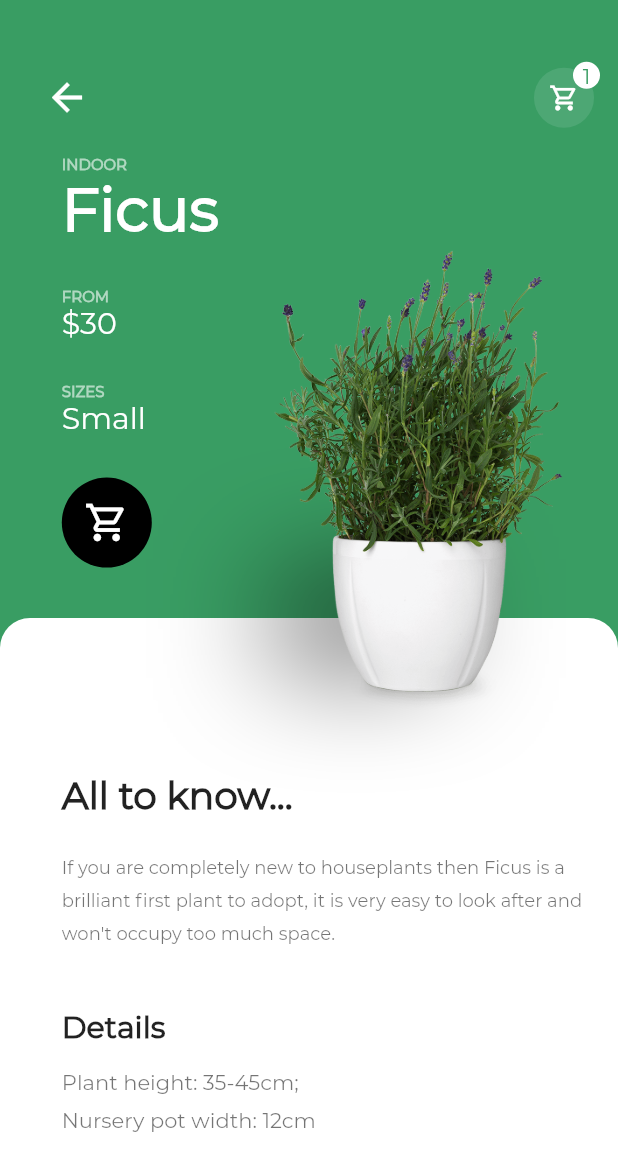
After one commit to ChinmayShringi/Plant_FlutterUI, a Flutter app: the screen it shows after launch, after a tap on "FROM", on a phone screen of 412 x 824 dp. The commit adds this screen. Shown: the top 1171 px of the screen. Run offline on Flutter 3.47's test engine with Material 2 defaults, Android fonts, the phone set to English and light mode, and no system bars; project files that could hold a hidden picture were left out.

Commit message:
add details

```diff
--- a/lib/plantCard.dart
+++ b/lib/plantCard.dart
@@ -1,4 +1,5 @@
 import 'package:flutter/material.dart';
+import 'package:plant/plantDetails.dart';
 
 class PlantCard extends StatefulWidget {
   @override
@@ -94,7 +95,16 @@ class _PlantCardState extends State<PlantCard> {
 
   _buildCard(size, String imgPath, String price, String plantType,
       String plantName, color) {
-    return Stack(
+    return GestureDetector(
+      onTap: () {
+        Navigator.push(
+          context,
+          MaterialPageRoute(
+            builder: (context) => PlantDetail(),
+          ),
+        );
+      },
+      child: Stack(
         children: <Widget>[
           Container(
             height: size.height / 2.1,
@@ -136,6 +146,27 @@ class _PlantCardState extends State<PlantCard> {
                           ),
                           SizedBox(width: 10.0)
                         ],
+                      ),
+                      Positioned(
+                        top: size.height / 5,
+                        left: size.width / 5,
+                        child: Container(
+                            decoration: BoxDecoration(
+                              color: Colors.transparent,
+                              boxShadow: [
+                                BoxShadow(
+                                  color: Colors.black,
+                                  spreadRadius: 0,
+                                  blurRadius: 70,
+                                  offset: Offset(
+                                      0, 0), // changes position of shadow
+                                ),
+                              ],
+                            ),
+                            child: Container(
+                              height: 40,
+                              width: 50,
+                            )),
                       ),
                       Padding(
                         padding: EdgeInsets.only(top: 10),
@@ -222,7 +253,6 @@ class _PlantCardState extends State<PlantCard> {
                       ),
                       SizedBox(width: 10.0),
                       InkWell(
-                      onTap: () {},
                         child: Container(
                           height: 30.0,
                           width: 30.0,
@@ -245,12 +275,15 @@ class _PlantCardState extends State<PlantCard> {
               height: 60.0,
               width: 60.0,
               decoration: BoxDecoration(
-                borderRadius: BorderRadius.circular(50.0), color: Colors.black),
+                  borderRadius: BorderRadius.circular(50.0),
+                  color: Colors.black),
               child: Center(
-                child: Icon(Icons.shopping_cart_outlined, color: Colors.white)),
+                  child:
+                      Icon(Icons.shopping_cart_outlined, color: Colors.white)),
             ),
           )
         ],
+      ),
     );
   }
 }
--- /dev/null
+++ b/lib/plantDetails.dart
@@ -0,0 +1,248 @@
+import 'package:flutter/material.dart';
+
+class PlantDetail extends StatelessWidget {
+  @override
+  Widget build(BuildContext context) {
+    var size = MediaQuery.of(context).size;
+    return Material(
+      child: MediaQuery.removePadding(
+        context: context,
+        removeTop: true,
+        child: ListView(
+          children: <Widget>[
+            Stack(
+              children: <Widget>[
+                Container(
+                  height: size.height,
+                  width: size.width,
+                  decoration: BoxDecoration(color: Color(0xFF399D63)),
+                ),
+                Positioned(
+                  top: size.height / 2,
+                  child: Container(
+                    height: size.height / 2,
+                    width: size.width,
+                    decoration: BoxDecoration(
+                      borderRadius: BorderRadius.only(
+                        topLeft: Radius.circular(20.0),
+                        topRight: Radius.circular(20.0),
+                      ),
+                      color: Colors.white,
+                    ),
+                  ),
+                ),
+                Positioned(
+                  top: size.height / 20,
+                  left: size.width / 20,
+                  child: IconButton(
+                    icon: Icon(
+                      Icons.arrow_back,
+                      color: Colors.white,
+                      size: 30,
+                    ),
+                    onPressed: () {
+                      Navigator.of(context).pop();
+                    },
+                  ),
+                ),
+                Padding(
+                  padding: EdgeInsets.only(
+                    top: size.height / 20,
+                    left: size.width - 60.0,
+                  ),
+                  child: FloatingActionButton(
+                    onPressed: () {},
+                    backgroundColor: Color(0xFF4DA774),
+                    mini: true,
+                    elevation: 0.0,
+                    child: Icon(
+                      Icons.shopping_cart_outlined,
+                      color: Colors.white,
+                      size: 20.0,
+                    ),
+                  ),
+                ),
+                Positioned(
+                  top: size.height / 20,
+                  left: size.width - 30.0,
+                  child: Container(
+                    height: 18.0,
+                    width: 18.0,
+                    decoration: BoxDecoration(
+                        borderRadius: BorderRadius.circular(9.0),
+                        color: Colors.white),
+                    child: Center(
+                      child: Text(
+                        '1',
+                        style: TextStyle(
+                          color: Color(0xFF399D63),
+                          fontFamily: 'Montserrat',
+                        ),
+                      ),
+                    ),
+                  ),
+                ),
+                Padding(
+                  padding: EdgeInsets.only(
+                    left: size.width / 10,
+                    top: size.height / 8,
+                  ),
+                  child: Column(
+                    crossAxisAlignment: CrossAxisAlignment.start,
+                    children: <Widget>[
+                      Text(
+                        'INDOOR',
+                        style: TextStyle(
+                          fontFamily: 'Montserrat',
+                          fontSize: 10.0,
+                          fontWeight: FontWeight.w600,
+                          color: Colors.white.withOpacity(0.6),
+                        ),
+                      ),
+                      Text(
+                        'Ficus',
+                        style: TextStyle(
+                            fontFamily: 'Montserrat',
+                            fontSize: 40.0,
+                            fontWeight: FontWeight.w600,
+                            color: Colors.white),
+                      ),
+                      SizedBox(height: size.height / 30),
+                      Text(
+                        'FROM',
+                        style: TextStyle(
+                          fontFamily: 'Montserrat',
+                          fontSize: 10.0,
+                          fontWeight: FontWeight.w600,
+                          color: Colors.white.withOpacity(0.6),
+                        ),
+                      ),
+                      Text(
+                        '\$30',
+                        style: TextStyle(
+                            fontFamily: 'Montserrat',
+                            fontSize: 20.0,
+                            fontWeight: FontWeight.w300,
+                            color: Colors.white),
+                      ),
+                      SizedBox(height: size.height / 30),
+                      Text(
+                        'SIZES',
+                        style: TextStyle(
+                          fontFamily: 'Montserrat',
+                          fontSize: 10.0,
+                          fontWeight: FontWeight.w600,
+                          color: Colors.white.withOpacity(0.6),
+                        ),
+                      ),
+                      Text(
+                        'Small',
+                        style: TextStyle(
+                            fontFamily: 'Montserrat',
+                            fontSize: 20.0,
+                            fontWeight: FontWeight.w300,
+                            color: Colors.white),
+                      ),
+                      SizedBox(height: size.height / 30),
+                      Container(
+                        height: 60.0,
+                        width: 60.0,
+                        decoration: BoxDecoration(
+                            borderRadius: BorderRadius.circular(60.0),
+                            color: Colors.black),
+                        child: Center(
+                          child: Icon(
+                            Icons.shopping_cart_outlined,
+                            color: Colors.white,
+                            size: 30,
+                          ),
+                        ),
+                      )
+                    ],
+                  ),
+                ),
+                Positioned(
+                  top: size.height / 2.1,
+                  left: size.width / 2.2,
+                  child: Container(
+                      decoration: BoxDecoration(
+                        color: Colors.transparent,
+                        boxShadow: [
+                          BoxShadow(
+                            color: Colors.black,
+                            spreadRadius: 0,
+                            blurRadius: 70,
+                            offset: Offset(0, 0), // changes position of shadow
+                          ),
+                        ],
+                      ),
+                      child: Container(
+                        height: 40,
+                        width: 100,
+                      )),
+                ),
+                Positioned(
+                  top: size.height / 5,
+                  left: size.width / 4,
+                  child: Image(
+                    image: AssetImage('assets/whiteplant.png'),
+                    fit: BoxFit.cover,
+                    height: 350.0,
+                  ),
+                ),
+                Padding(
+                    padding: EdgeInsets.only(
+                      top: size.height / 1.6,
+                      left: size.width / 10,
+                      right: size.width / 20,
+                    ),
+                    child: Column(
+                      crossAxisAlignment: CrossAxisAlignment.start,
+                      children: <Widget>[
+                        Text(
+                          'All to know...',
+                          style: TextStyle(
+                              fontFamily: 'Montserrat',
+                              fontSize: 25.0,
+                              fontWeight: FontWeight.w600),
+                        ),
+                        SizedBox(height: size.height / 40),
+                        Text(
+                          'If you are completely new to houseplants then Ficus is a brilliant first plant to adopt, it is very easy to look after and won\'t occupy too much space.',
+                          style: TextStyle(
+                            fontFamily: 'Montserrat',
+                            fontSize: 12.0,
+                            height: 1.8,
+                            color: Colors.black54,
+                          ),
+                        ),
+                        SizedBox(
+                          height: size.height / 20,
+                        ),
+                        Text(
+                          'Details',
+                          style: TextStyle(
+                              fontFamily: 'Montserrat',
+                              fontSize: 20.0,
+                              fontWeight: FontWeight.w600),
+                        ),
+                        SizedBox(height: 10.0),
+                        Text(
+                          'Plant height: 35-45cm;\nNursery pot width: 12cm',
+                          style: TextStyle(
+                            fontFamily: 'Montserrat',
+                            color: Colors.black54,
+                            height: 1.8,
+                            fontSize: 14.0,
+                          ),
+                        ),
+                      ],
+                    ))
+              ],
+            )
+          ],
+        ),
+      ),
+    );
+  }
+}
```
Lines whose indentation alone changed are shown as unchanged.
